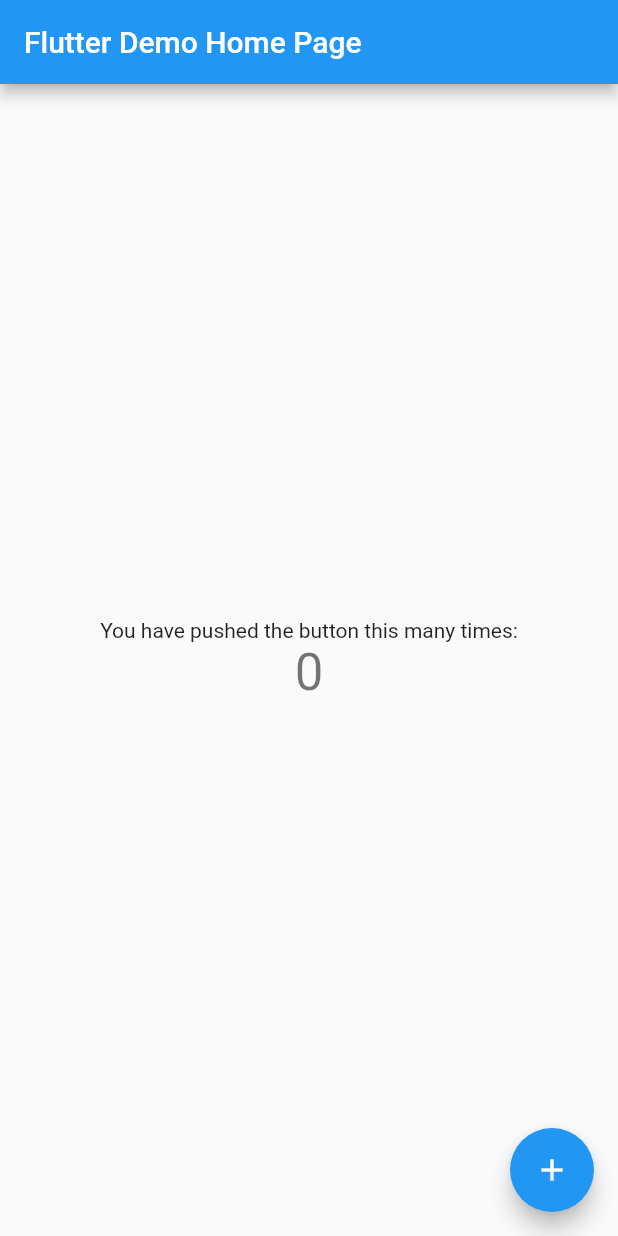
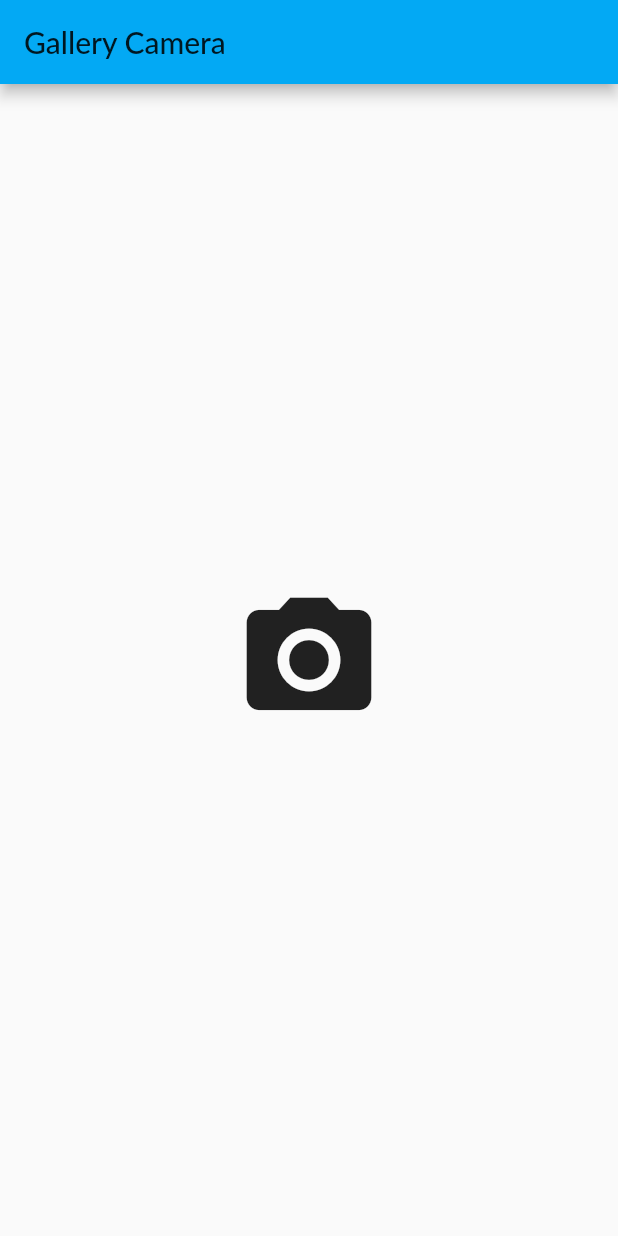
Before and after one commit to mwitiderrick/gallery-camera, a Flutter app: the screen it shows after launch, on a phone screen of 412 x 824 dp. Run offline on Flutter 3.47's test engine with Material 2 defaults, Android fonts, the phone set to English and light mode, and no system bars; Roboto replaces fonts that are missing (Lato).

Commit message:
added camera icon

```diff
--- a/lib/main.dart
+++ b/lib/main.dart
@@ -1,111 +1,30 @@
 import 'package:flutter/material.dart';
 
+import './screens/take_pic_screen.dart';
 void main() => runApp(MyApp());
 
 class MyApp extends StatelessWidget {
-  // This widget is the root of your application.
   @override
   Widget build(BuildContext context) {
-    return MaterialApp(
-      title: 'Flutter Demo',
-      theme: ThemeData(
-        // This is the theme of your application.
-        //
-        // Try running your application with "flutter run". You'll see the
-        // application has a blue toolbar. Then, without quitting the app, try
-        // changing the primarySwatch below to Colors.green and then invoke
-        // "hot reload" (press "r" in the console where you ran "flutter run",
-        // or simply save your changes to "hot reload" in a Flutter IDE).
-        // Notice that the counter didn't reset back to zero; the application
-        // is not restarted.
-        primarySwatch: Colors.blue,
+    return Container(
+      child: MaterialApp(
+        title: 'Camera & Gallery Tutorial',
+        theme: ThemeData(
+          primarySwatch: Colors.lightBlue,
+          accentColor: Colors.teal,
+          fontFamily: 'Lato',
+          textTheme: ThemeData.light().textTheme.copyWith(
+                title: TextStyle(
+                  fontSize: 20,
+                  fontFamily: 'Lato',
+                  fontWeight: FontWeight.bold,
+                ),
+              ),
+        ),
+        routes: {
+          '/': (ctx) => TakePicScreen(),
+        },
       ),
-      home: MyHomePage(title: 'Flutter Demo Home Page'),
     );
   }
 }
-
-class MyHomePage extends StatefulWidget {
-  MyHomePage({Key key, this.title}) : super(key: key);
-
-  // This widget is the home page of your application. It is stateful, meaning
-  // that it has a State object (defined below) that contains fields that affect
-  // how it looks.
-
-  // This class is the configuration for the state. It holds the values (in this
-  // case the title) provided by the parent (in this case the App widget) and
-  // used by the build method of the State. Fields in a Widget subclass are
-  // always marked "final".
-
-  final String title;
-
-  @override
-  _MyHomePageState createState() => _MyHomePageState();
-}
-
-class _MyHomePageState extends State<MyHomePage> {
-  int _counter = 0;
-
-  void _incrementCounter() {
-    setState(() {
-      // This call to setState tells the Flutter framework that something has
-      // changed in this State, which causes it to rerun the build method below
-      // so that the display can reflect the updated values. If we changed
-      // _counter without calling setState(), then the build method would not be
-      // called again, and so nothing would appear to happen.
-      _counter++;
-    });
-  }
-
-  @override
-  Widget build(BuildContext context) {
-    // This method is rerun every time setState is called, for instance as done
-    // by the _incrementCounter method above.
-    //
-    // The Flutter framework has been optimized to make rerunning build methods
-    // fast, so that you can just rebuild anything that needs updating rather
-    // than having to individually change instances of widgets.
-    return Scaffold(
-      appBar: AppBar(
-        // Here we take the value from the MyHomePage object that was created by
-        // the App.build method, and use it to set our appbar title.
-        title: Text(widget.title),
-      ),
-      body: Center(
-        // Center is a layout widget. It takes a single child and positions it
-        // in the middle of the parent.
-        child: Column(
-          // Column is also a layout widget. It takes a list of children and
-          // arranges them vertically. By default, it sizes itself to fit its
-          // children horizontally, and tries to be as tall as its parent.
-          //
-          // Invoke "debug painting" (press "p" in the console, choose the
-          // "Toggle Debug Paint" action from the Flutter Inspector in Android
-          // Studio, or the "Toggle Debug Paint" command in Visual Studio Code)
-          // to see the wireframe for each widget.
-          //
-          // Column has various properties to control how it sizes itself and
-          // how it positions its children. Here we use mainAxisAlignment to
-          // center the children vertically; the main axis here is the vertical
-          // axis because Columns are vertical (the cross axis would be
-          // horizontal).
-          mainAxisAlignment: MainAxisAlignment.center,
-          children: <Widget>[
-            Text(
-              'You have pushed the button this many times:',
-            ),
-            Text(
-              '$_counter',
-              style: Theme.of(context).textTheme.display1,
-            ),
-          ],
-        ),
-      ),
-      floatingActionButton: FloatingActionButton(
-        onPressed: _incrementCounter,
-        tooltip: 'Increment',
-        child: Icon(Icons.add),
-      ), // This trailing comma makes auto-formatting nicer for build methods.
-    );
-  }
-}
--- /dev/null
+++ b/lib/screens/take_pic_screen.dart
@@ -0,0 +1,26 @@
+import 'package:flutter/material.dart';
+
+class TakePicScreen extends StatelessWidget {
+  const TakePicScreen({Key key}) : super(key: key);
+
+  @override
+  Widget build(BuildContext context) {
+    return Scaffold(
+      appBar: AppBar(
+        title: Text("Gallery Camera"),
+      ),
+      body: Container(
+        child: Center(
+          child: FlatButton(
+            onPressed: (){
+              print("hello");
+            },
+                      child: Icon(Icons.photo_camera,
+            size: 100,
+            ),
+          ),
+        ),
+      ),
+    );
+  }
+}
--- a/pubspec.yaml
+++ b/pubspec.yaml
@@ -19,6 +19,9 @@ environment:
 dependencies:
   flutter:
     sdk: flutter
+  image_picker: ^0.6.3
+  path: ^1.6.4
+  path_provider: ^1.5.1
 
   # The following adds the Cupertino Icons font to your application.
   # Use with the CupertinoIcons class for iOS style icons.
```
Also changed, not shown: pubspec.lock.
